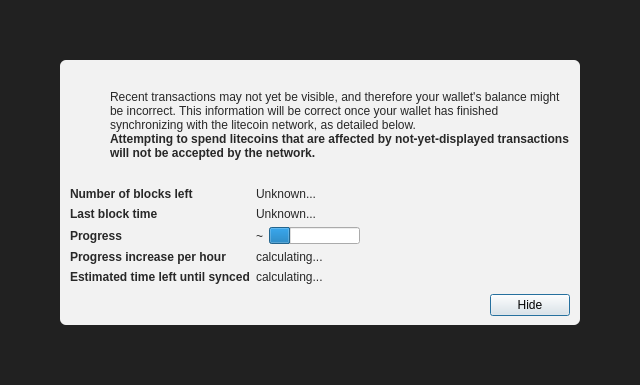
Qt form src/qt/forms/modaloverlay.ui (CoryITpro/Unicoin) before a commit.
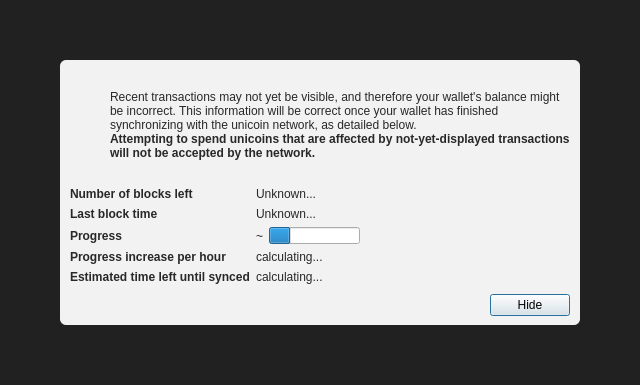
The same form after that commit. Icons and pictures are not drawn. Custom widgets are drawn as their Qt base class.

Commit message: unicoin core

```diff
--- a/src/qt/forms/modaloverlay.ui
+++ b/src/qt/forms/modaloverlay.ui
@@ -130,7 +130,7 @@
              <item>
               <widget class="QLabel" name="infoText">
                <property name="text">
-                <string>Recent transactions may not yet be visible, and therefore your wallet's balance might be incorrect. This information will be correct once your wallet has finished synchronizing with the litecoin network, as detailed below.</string>
+                <string>Recent transactions may not yet be visible, and therefore your wallet's balance might be incorrect. This information will be correct once your wallet has finished synchronizing with the unicoin network, as detailed below.</string>
                </property>
                <property name="textFormat">
                 <enum>Qt::RichText</enum>
@@ -149,7 +149,7 @@
                 </font>
                </property>
                <property name="text">
-                <string>Attempting to spend litecoins that are affected by not-yet-displayed transactions will not be accepted by the network.</string>
+                <string>Attempting to spend unicoins that are affected by not-yet-displayed transactions will not be accepted by the network.</string>
                </property>
                <property name="textFormat">
                 <enum>Qt::RichText</enum>
```
The commit also changes 305 other files.
